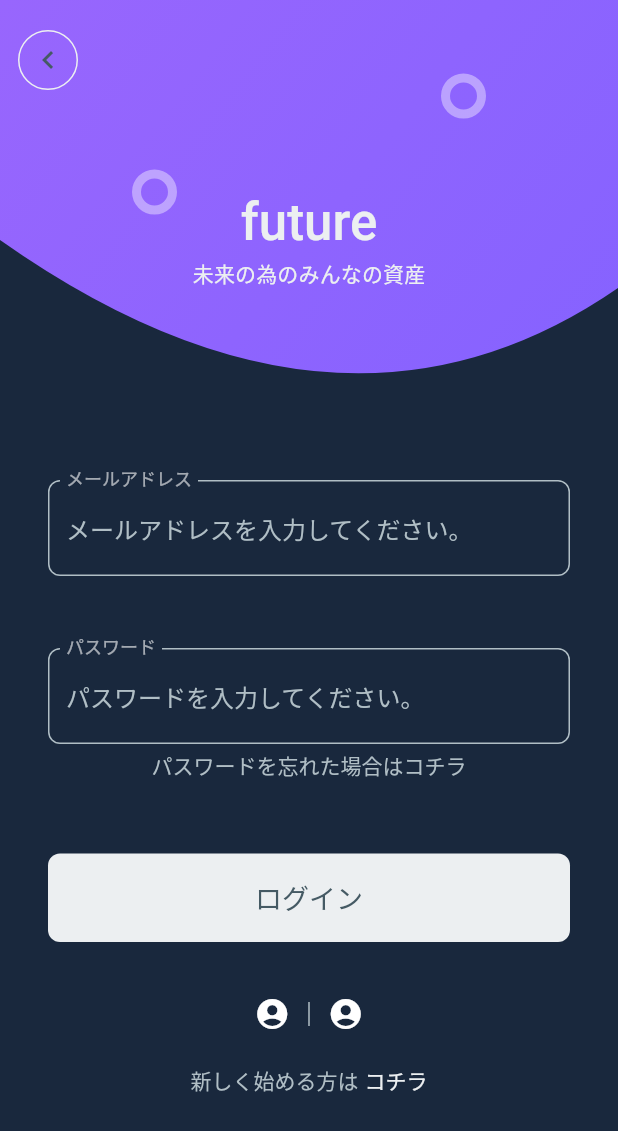
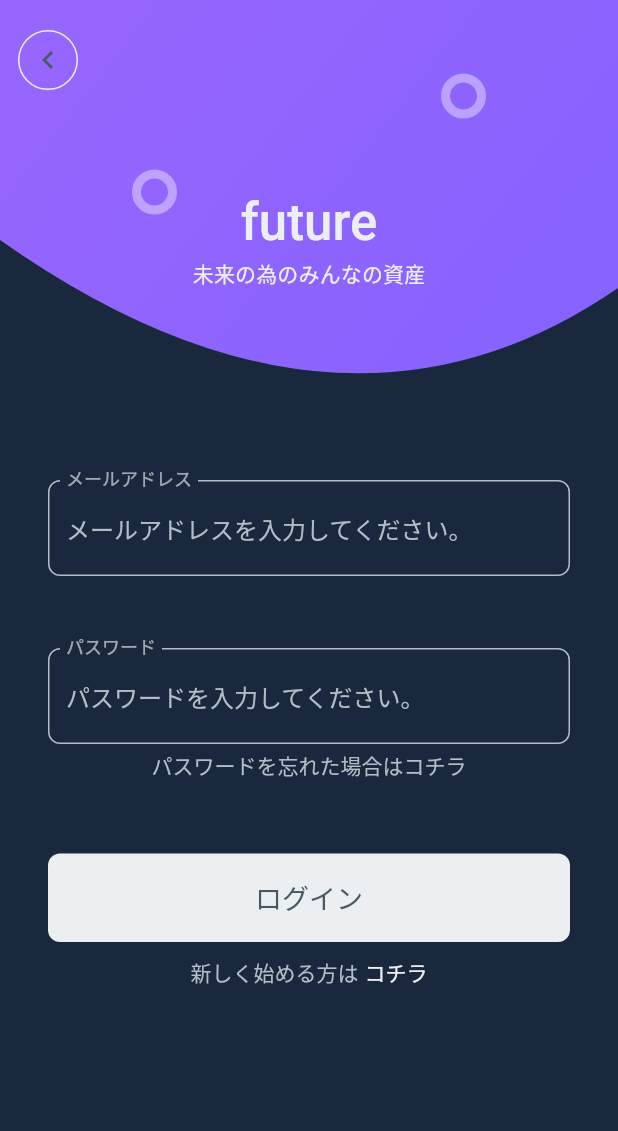
Before and after one commit to HayatoTomonari/infinity, a Flutter app: the screen it shows after launch, on a phone screen of 412 x 824 dp. Shown: the top 1131 px of the screen. Run offline on Flutter 3.47's test engine with Material 2 defaults, Android fonts, the phone set to English and light mode, and no system bars; our stand-ins replace firebase_core; accounts and stored records are empty.

Commit message:
Task:アイコンの削除。

```diff
--- a/lib/welcomePage/SignIn.dart
+++ b/lib/welcomePage/SignIn.dart
@@ -49,25 +49,6 @@ class SignIn extends StatelessWidget {
             ),
           ),
         ),
-        const SizedBox(height: 24),
-        Row(
-          mainAxisAlignment: MainAxisAlignment.center,
-          children: [
-            IconButton(
-              icon: const Icon(Icons.account_circle),
-              onPressed: () {},
-            ),
-            Container(
-              color: ConstantsColor.kTextColorSecondary,
-              width: 1,
-              height: 16,
-            ),
-            IconButton(
-              icon: const Icon(Icons.account_circle),
-              onPressed: () {},
-            ),
-          ],
-        )
       ],
     );
   }
```
